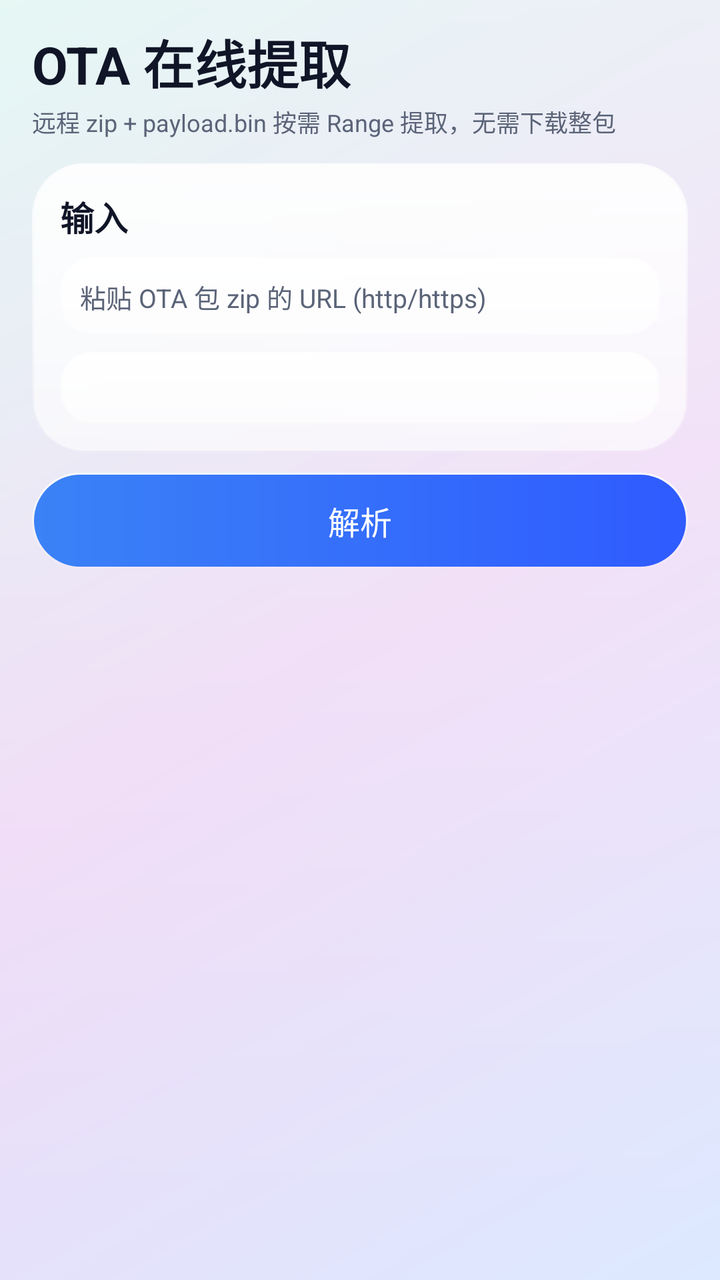
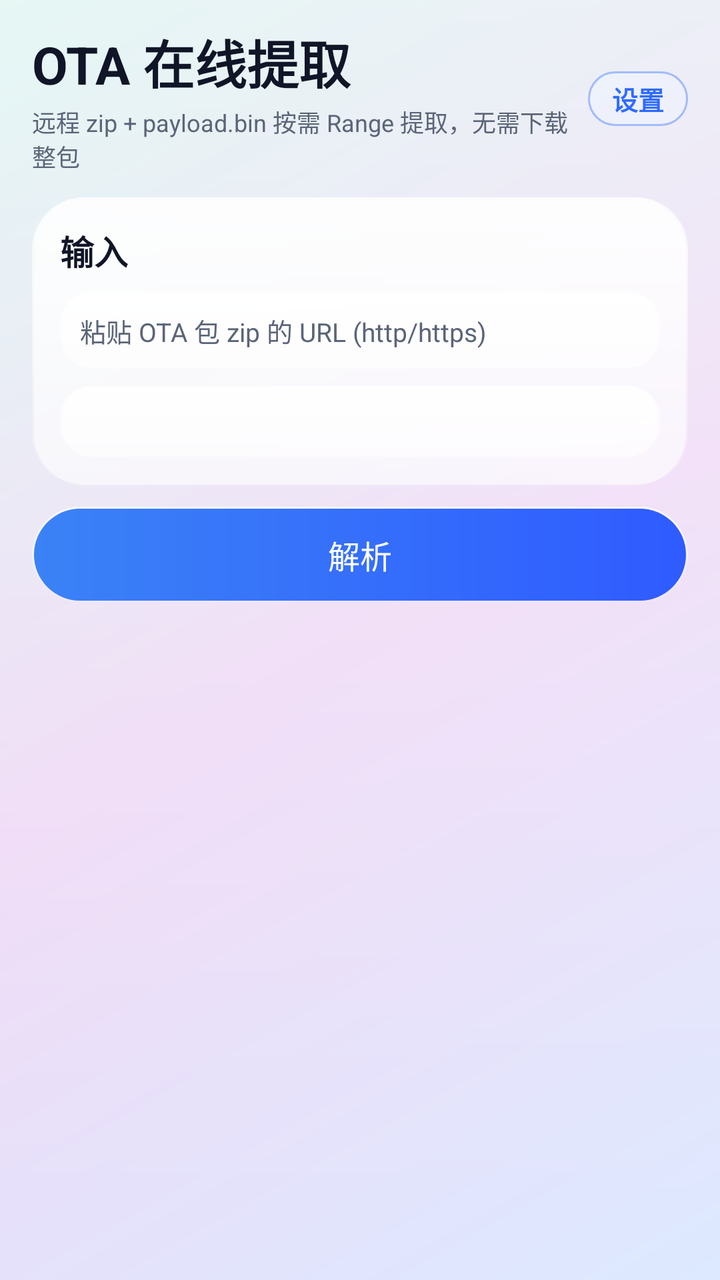

Screens rendered from an Android XML layout before and after an edit, with the pre-edit source and the edit as a unified diff.
<!-- AndroidManifest.xml: application theme AppTheme -->
<!-- res/layout/activity_main.xml -->
<?xml version="1.0" encoding="utf-8"?>
<LinearLayout xmlns:android="http://schemas.android.com/apk/res/android"
    android:layout_width="match_parent"
    android:layout_height="match_parent"
    android:orientation="vertical"
    android:paddingLeft="16dp"
    android:paddingRight="16dp"
    android:paddingTop="12dp"
    android:paddingBottom="8dp">

    <TextView
        android:layout_width="wrap_content"
        android:layout_height="wrap_content"
        android:text="@string/title"
        android:textColor="@color/on_bg"
        android:textSize="26sp"
        android:textStyle="bold" />

    <TextView
        android:layout_width="wrap_content"
        android:layout_height="wrap_content"
        android:layout_marginTop="2dp"
        android:text="@string/subtitle"
        android:textColor="@color/hint"
        android:textSize="12sp" />

    
    <LinearLayout
        android:layout_width="match_parent"
        android:layout_height="wrap_content"
        android:layout_marginTop="12dp"
        android:background="@drawable/bg_card"
        android:orientation="vertical"
        android:padding="14dp">

        <TextView
            android:layout_width="wrap_content"
            android:layout_height="wrap_content"
            android:text="@string/input_title"
            android:textColor="@color/on_bg"
            android:textSize="17sp"
            android:textStyle="bold" />

        <EditText
            android:id="@+id/urlEdit"
            android:layout_width="match_parent"
            android:layout_height="wrap_content"
            android:layout_marginTop="8dp"
            android:background="@drawable/bg_input"
            android:hint="@string/hint_url"
            android:inputType="textUri"
            android:maxLines="3"
            android:padding="10dp"
            android:textColor="@color/on_bg"
            android:textColorHint="@color/hint"
            android:textSize="13sp" />

        <TextView
            android:id="@+id/saveDirRow"
            android:layout_width="match_parent"
            android:layout_height="wrap_content"
            android:layout_marginTop="8dp"
            android:background="@drawable/bg_input"
            android:padding="10dp"
            android:textColor="@color/accent"
            android:textSize="12sp" />
    </LinearLayout>

    <Button
        android:id="@+id/parseBtn"
        android:layout_width="match_parent"
        android:layout_height="48dp"
        android:layout_marginTop="10dp"
        android:background="@drawable/bg_btn_primary"
        android:text="@string/parse"
        android:textColor="@color/on_accent"
        android:textSize="16sp" />

    
    <LinearLayout
        android:id="@+id/infoCard"
        android:layout_width="match_parent"
        android:layout_height="wrap_content"
        android:layout_marginTop="10dp"
        android:background="@drawable/bg_card"
        android:orientation="vertical"
        android:padding="14dp"
        android:visibility="gone">

        <TextView
            android:layout_width="wrap_content"
            android:layout_height="wrap_content"
            android:text="@string/ota_info"
            android:textColor="@color/on_bg"
            android:textSize="17sp"
            android:textStyle="bold" />

        <LinearLayout
            android:layout_width="match_parent"
            android:layout_height="wrap_content"
            android:layout_marginTop="8dp"
            android:orientation="horizontal">

            <LinearLayout
                android:layout_width="0dp"
                android:layout_height="wrap_content"
                android:layout_weight="1"
                android:orientation="vertical">

                <TextView
                    android:layout_width="wrap_content"
                    android:layout_height="wrap_content"
                    android:text="@string/label_size"
                    android:textColor="@color/hint"
                    android:textSize="12sp" />

                <TextView
                    android:id="@+id/infoSize"
                    android:layout_width="wrap_content"
                    android:layout_height="wrap_content"
                    android:textColor="@color/on_bg"
                    android:textSize="15sp"
                    android:textStyle="bold" />
            </LinearLayout>

            <LinearLayout
                android:layout_width="0dp"
                android:layout_height="wrap_content"
                android:layout_weight="1"
                android:orientation="vertical">

                <TextView
                    android:layout_width="wrap_content"
                    android:layout_height="wrap_content"
                    android:text="@string/label_entries"
                    android:textColor="@color/hint"
                    android:textSize="12sp" />

                <TextView
                    android:id="@+id/infoEntries"
                    android:layout_width="wrap_content"
                    android:layout_height="wrap_content"
                    android:textColor="@color/on_bg"
                    android:textSize="15sp"
                    android:textStyle="bold" />
            </LinearLayout>

            <LinearLayout
                android:id="@+id/deviceCol"
                android:layout_width="0dp"
                android:layout_height="wrap_content"
                android:layout_weight="1.4"
                android:orientation="vertical">

                <TextView
                    android:layout_width="wrap_content"
                    android:layout_height="wrap_content"
                    android:text="@string/label_device"
                    android:textColor="@color/hint"
                    android:textSize="12sp" />

                <TextView
                    android:id="@+id/infoDevice"
                    android:layout_width="wrap_content"
                    android:layout_height="wrap_content"
                    android:ellipsize="end"
                    android:maxLines="1"
                    android:textColor="@color/on_bg"
                    android:textSize="15sp"
                    android:textStyle="bold" />
            </LinearLayout>
        </LinearLayout>

        <TextView
            android:id="@+id/infoFilename"
            android:layout_width="wrap_content"
            android:layout_height="wrap_content"
            android:layout_marginTop="6dp"
            android:ellipsize="middle"
            android:textColor="@color/hint"
            android:textSize="12sp" />
    </LinearLayout>

    
    <LinearLayout
        android:id="@+id/listHeader"
        android:layout_width="match_parent"
        android:layout_height="wrap_content"
        android:layout_marginTop="12dp"
        android:gravity="center_vertical"
        android:orientation="horizontal"
        android:visibility="gone">

        <TextView
            android:id="@+id/backBtn"
            android:layout_width="wrap_content"
            android:layout_height="wrap_content"
            android:paddingRight="10dp"
            android:text="@string/back_entries"
            android:textColor="@color/accent"
            android:textSize="14sp"
            android:visibility="gone" />

        <TextView
            android:layout_width="0dp"
            android:layout_height="wrap_content"
            android:layout_weight="1"
            android:text="@string/image_list"
            android:textColor="@color/hint"
            android:textSize="13sp" />

        <TextView
            android:id="@+id/extractAllBtn"
            android:layout_width="wrap_content"
            android:layout_height="wrap_content"
            android:background="@drawable/bg_pill"
            android:paddingLeft="12dp"
            android:paddingRight="12dp"
            android:paddingTop="4dp"
            android:paddingBottom="4dp"
            android:text="@string/extract_all"
            android:textColor="@color/accent"
            android:textSize="13sp"
            android:textStyle="bold" />
    </LinearLayout>

    
    <LinearLayout
        android:id="@+id/searchRow"
        android:layout_width="match_parent"
        android:layout_height="wrap_content"
        android:layout_marginTop="8dp"
        android:gravity="center_vertical"
        android:orientation="horizontal"
        android:visibility="gone">

        <LinearLayout
            android:layout_width="0dp"
            android:layout_height="wrap_content"
            android:layout_weight="1"
            android:background="@drawable/bg_input"
            android:gravity="center_vertical"
            android:orientation="horizontal">

            <ImageView
                android:layout_width="18dp"
                android:layout_height="18dp"
                android:layout_marginLeft="10dp"
                android:contentDescription="@string/search_hint"
                android:src="@drawable/ic_search" />

            <EditText
                android:id="@+id/searchEdit"
                android:layout_width="match_parent"
                android:layout_height="40dp"
                android:background="@android:color/transparent"
                android:hint="@string/search_hint"
                android:imeOptions="actionSearch"
                android:inputType="text"
                android:maxLines="1"
                android:paddingLeft="8dp"
                android:paddingRight="8dp"
                android:textColor="@color/on_bg"
                android:textColorHint="@color/hint"
                android:textSize="13sp" />
        </LinearLayout>

        <CheckBox
            android:id="@+id/imgOnly"
            android:layout_width="wrap_content"
            android:layout_height="wrap_content"
            android:layout_marginLeft="6dp"
            android:text="@string/img_only"
            android:textColor="@color/on_bg"
            android:textSize="13sp" />
    </LinearLayout>

    
    <FrameLayout
        android:layout_width="match_parent"
        android:layout_height="0dp"
        android:layout_marginTop="4dp"
        android:layout_weight="1">

        <ListView
            android:id="@+id/list"
            android:layout_width="match_parent"
            android:layout_height="match_parent"
            android:clipToPadding="false"
            android:divider="@null"
            android:dividerHeight="0dp"
            android:listSelector="@android:color/transparent"
            android:scrollbars="none" />

        <TextView
            android:id="@+id/emptyText"
            android:layout_width="match_parent"
            android:layout_height="wrap_content"
            android:layout_gravity="center"
            android:gravity="center"
            android:padding="24dp"
            android:text="无匹配项\n试试清除搜索，或取消勾选「仅 .img」"
            android:textColor="@color/hint"
            android:textSize="13sp"
            android:visibility="gone" />
    </FrameLayout>

    <TextView
        android:id="@+id/statusText"
        android:layout_width="match_parent"
        android:layout_height="wrap_content"
        android:layout_marginTop="4dp"
        android:paddingBottom="4dp"
        android:textColor="@color/hint"
        android:textSize="12sp" />
</LinearLayout>
<!-- resources referenced by this layout -->
<resources>
  <color name="accent">#2F6BFF</color>
  <color name="hint">#5B6478</color>
  <color name="on_accent">#FFFFFF</color>
  <color name="on_bg">#101527</color>
  <!-- drawable bg_pill (drawable) -->
  <?xml version="1.0" encoding="utf-8"?>
  <layer-list xmlns:android="http://schemas.android.com/apk/res/android">
      <item>
          <shape android:shape="rectangle">
              <solid android:color="@color/pill_fill" />
              <corners android:radius="18dp" />
              <stroke android:width="1dp" android:color="@color/pill_stroke" />
          </shape>
      </item>
  </layer-list>
  <!-- drawable ic_search (drawable) -->
  <?xml version="1.0" encoding="utf-8"?>
  <vector xmlns:android="http://schemas.android.com/apk/res/android"
      android:width="18dp" android:height="18dp"
      android:viewportWidth="24" android:viewportHeight="24">
      <path
          android:strokeColor="@color/hint"
          android:strokeWidth="2.2"
          android:strokeLineCap="round"
          android:fillColor="#00000000"
          android:pathData="M10.5,4 a6.5,6.5 0 1,0 0.001,13 A6.5,6.5 0 0,0 10.5,4 Z M15.5,15.5 L20,20" />
  </vector>
  <string name="back_entries">‹ 返回条目</string>
  <string name="extract_all">全部提取</string>
  <string name="hint_url">粘贴 OTA 包 zip 的 URL (http/https)</string>
  <string name="image_list">镜像列表</string>
  <string name="img_only">仅 .img</string>
  <string name="input_title">输入</string>
  <string name="label_device">设备</string>
  <string name="label_entries">条目数</string>
  <string name="label_size">文件大小</string>
  <string name="ota_info">OTA 信息</string>
  <string name="parse">解析</string>
  <string name="search_hint">搜索镜像名称…</string>
  <string name="subtitle">远程 zip + payload.bin 按需 Range 提取，无需下载整包</string>
  <string name="title">OTA 在线提取</string>
  <style name="AppTheme" parent="@android:style/Theme.DeviceDefault.Light.NoActionBar">
          <item name="android:windowBackground">@drawable/bg_root</item>
          <item name="android:statusBarColor">@android:color/transparent</item>
          <item name="android:navigationBarColor">@android:color/transparent</item>
          <item name="android:windowLightStatusBar">true</item>
      </style>
  <color name="card_stroke_start">#C8FFFFFF</color>
  <color name="card_stroke_end">#1AFFFFFF</color>
  <color name="btn_g1">#3B82F6</color>
  <color name="btn_g2">#2F5BFF</color>
  <color name="card_fill">#96FFFFFF</color>
  <color name="input_fill">#7AFFFFFF</color>
  <color name="pill_fill">#8CF0F6FF</color>
  <color name="pill_stroke">#662F6BFF</color>
  <!-- drawable bg_root (drawable) -->
  <?xml version="1.0" encoding="utf-8"?>
  <layer-list xmlns:android="http://schemas.android.com/apk/res/android">
      <item>
          <shape android:shape="rectangle">
              <gradient
                  android:angle="135"
                  android:startColor="@color/g1"
                  android:centerColor="@color/g2"
                  android:endColor="@color/g3"
                  android:type="linear" />
          </shape>
      </item>
      
      <item>
          <shape android:shape="rectangle">
              <gradient
                  android:angle="270"
                  android:startColor="#59FFFFFF"
                  android:endColor="#00FFFFFF"
                  android:type="linear" />
          </shape>
      </item>
  </layer-list>
  <color name="g1">#DCE9FF</color>
  <color name="g2">#EFD9F6</color>
  <color name="g3">#D8F3EF</color>
  <!-- unchanged entries left out for length: 3 -->
</resources>

<!-- the commit's change to res/layout/activity_main.xml (unified diff, before → after) -->
@@ -8,21 +8,50 @@
     android:paddingTop="12dp"
     android:paddingBottom="8dp">
 
-    <TextView
-        android:layout_width="wrap_content"
-        android:layout_height="wrap_content"
-        android:text="@string/title"
-        android:textColor="@color/on_bg"
-        android:textSize="26sp"
-        android:textStyle="bold" />
-
-    <TextView
-        android:layout_width="wrap_content"
-        android:layout_height="wrap_content"
-        android:layout_marginTop="2dp"
-        android:text="@string/subtitle"
-        android:textColor="@color/hint"
-        android:textSize="12sp" />
+    <LinearLayout
+        android:layout_width="match_parent"
+        android:layout_height="wrap_content"
+        android:gravity="center_vertical"
+        android:orientation="horizontal">
+
+        <LinearLayout
+            android:layout_width="0dp"
+            android:layout_height="wrap_content"
+            android:layout_weight="1"
+            android:orientation="vertical">
+
+            <TextView
+                android:layout_width="wrap_content"
+                android:layout_height="wrap_content"
+                android:text="@string/title"
+                android:textColor="@color/on_bg"
+                android:textSize="26sp"
+                android:textStyle="bold" />
+
+            <TextView
+                android:layout_width="wrap_content"
+                android:layout_height="wrap_content"
+                android:layout_marginTop="2dp"
+                android:text="@string/subtitle"
+                android:textColor="@color/hint"
+                android:textSize="12sp" />
+        </LinearLayout>
+
+        <TextView
+            android:id="@+id/settingsBtn"
+            android:layout_width="wrap_content"
+            android:layout_height="wrap_content"
+            android:background="@drawable/bg_pill"
+            android:gravity="center"
+            android:paddingLeft="12dp"
+            android:paddingRight="12dp"
+            android:paddingTop="4dp"
+            android:paddingBottom="4dp"
+            android:text="@string/settings"
+            android:textColor="@color/accent"
+            android:textSize="13sp"
+            android:textStyle="bold" />
+    </LinearLayout>
 
     
     <LinearLayout
<!-- resource entries referenced after the edit -->
@@ -39,6 +39,7 @@
   <string name="ota_info">OTA 信息</string>
   <string name="parse">解析</string>
   <string name="search_hint">搜索镜像名称…</string>
+  <string name="settings">设置</string>
   <string name="subtitle">远程 zip + payload.bin 按需 Range 提取，无需下载整包</string>
   <string name="title">OTA 在线提取</string>
   <style name="AppTheme" parent="@android:style/Theme.DeviceDefault.Light.NoActionBar">
